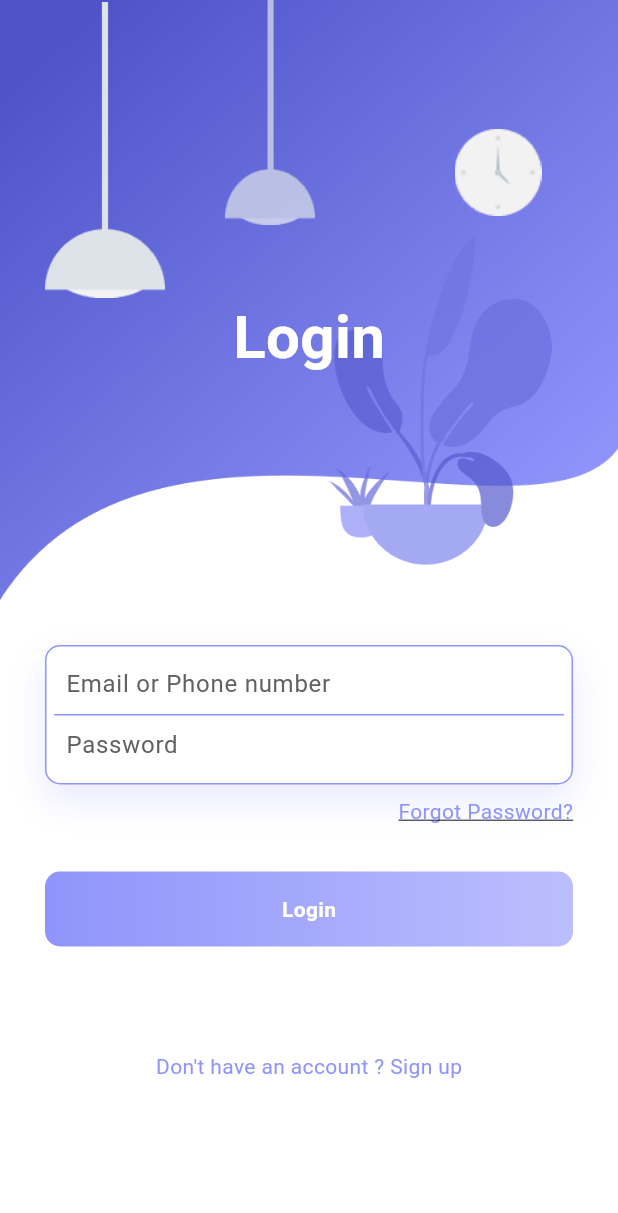
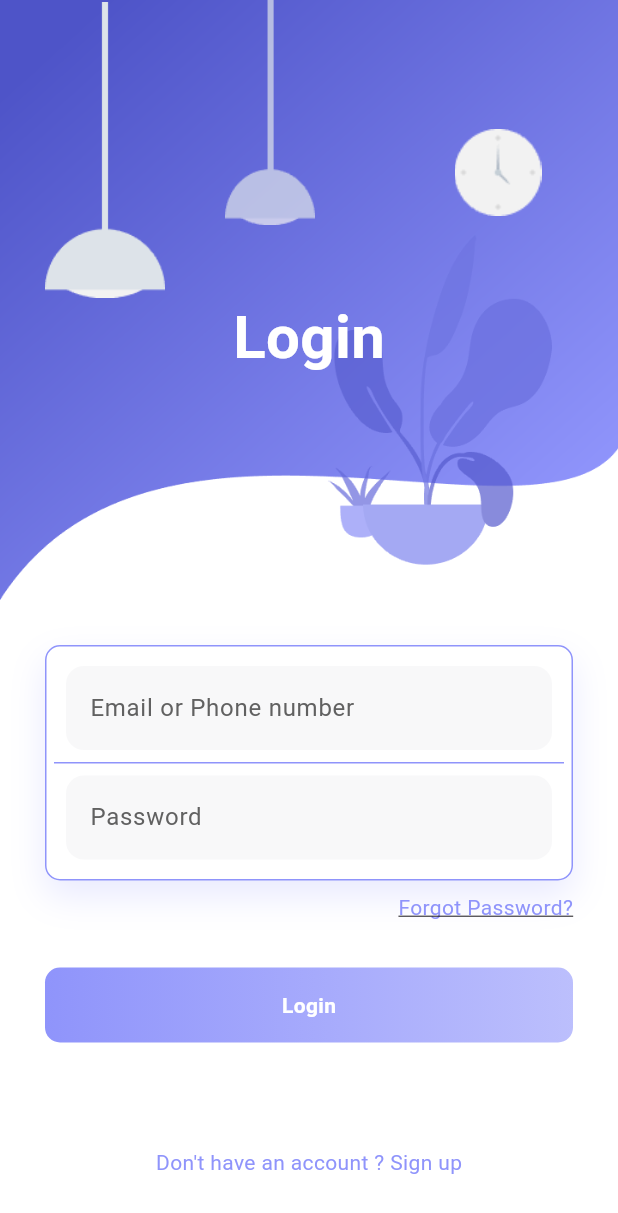
Before and after one commit to Mahender-Kumar/ecom, a Flutter app: the screen it shows after launch, on a phone screen of 412 x 824 dp. Shown: the top 1213 px of the screen. Run offline on Flutter 3.47's test engine with Material 3 defaults, Android fonts, the phone set to English and light mode, and no system bars; our stand-ins replace animate_do, cached_network_image, cloud_firestore, firebase_auth, firebase_core, firebase_remote_config and 2 more; missing offline and left inert: flutter_adaptive_scaffold; accounts and stored records are empty; generated files the repository leaves out were written again; Roboto replaces fonts that are missing (Plus Jakarta).

Commit message:
theme data

```diff
--- a/lib/main.dart
+++ b/lib/main.dart
@@ -1,6 +1,10 @@
 import 'package:ecom/app_router.dart';
 import 'package:ecom/constants.dart';
 import 'package:ecom/firebase_options.dart';
+import 'package:ecom/screens/theme/button_theme.dart';
+import 'package:ecom/screens/theme/checkbox_themedata.dart';
+import 'package:ecom/screens/theme/input_decoration_theme.dart';
+import 'package:ecom/screens/theme/theme_data.dart';
 import 'package:ecom/services/auth_service.dart';
 import 'package:ecom/services/product_service.dart';
 import 'package:ecom/services/remote_config.dart';
@@ -33,79 +37,27 @@ class MyApp extends StatelessWidget {
   Widget build(BuildContext context) {
     return MaterialApp.router(
       title: 'Dummy Ecom',
-      theme: ThemeData(
-        inputDecorationTheme: const InputDecorationTheme(
-          isDense: true,
-          disabledBorder: OutlineInputBorder(
-            borderSide: BorderSide(
-              color: Colors.black54,
-            ),
-          ),
-        ),
-        appBarTheme: const AppBarTheme(backgroundColor: Colors.white),
-        cardTheme: CardTheme(
-          color: Colors.white,
-          elevation: 0,
-          shape: RoundedRectangleBorder(
-            side: BorderSide(
-              color: Theme.of(context).colorScheme.outlineVariant,
-            ),
-            borderRadius: BorderRadius.circular(8),
-          ),
-        ),
-        dataTableTheme: DataTableThemeData(
-          dataRowMaxHeight: double.infinity,
-          headingRowColor: WidgetStateProperty.all(
-            Theme.of(context).colorScheme.primaryContainer,
-          ),
-          headingRowHeight: 36,
-          headingTextStyle: const TextStyle(
-            fontWeight: FontWeight.bold,
-          ),
-          dataTextStyle: const TextStyle(
-            fontSize: 12,
-          ),
-          dataRowMinHeight: 36,
-          columnSpacing: 16,
-        ),
-        tabBarTheme: const TabBarTheme(
-          indicatorSize: TabBarIndicatorSize.tab,
-          indicator: BoxDecoration(
-            border: Border(
-              bottom: BorderSide(
-                color: Color(0xff0161a4),
-                width: 2,
-              ),
-            ),
-            color: Color(0xffd1e4ff),
-          ),
-        ),
-        colorScheme: ColorScheme.fromSeed(
-          seedColor: color1,
-          brightness: Brightness.light,
-        ),
-        navigationBarTheme: NavigationBarThemeData(
-          // elevation: 8,
-          shadowColor: color1,
-          overlayColor: const WidgetStatePropertyAll(color4),
-          backgroundColor: Colors.white,
-          labelTextStyle: WidgetStateProperty.all(
-            const TextStyle(
-              fontSize: 12,
-              color: color2,
-              fontWeight: FontWeight.w500,
-            ),
-          ),
-          labelBehavior: NavigationDestinationLabelBehavior.onlyShowSelected,
-          indicatorColor: Colors.transparent,
-        ),
-        visualDensity: const VisualDensity(vertical: -4, horizontal: -4),
-        scaffoldBackgroundColor: Colors.white,
-        // navigationRailTheme: const NavigationRailThemeData(
-        //   indicatorColor: Color(0xff0161a4),
-        //   selectedIconTheme: IconThemeData(color: Colors.white),
-        // ),
+      theme:ThemeData(
+      brightness: Brightness.light,
+      fontFamily: "Plus Jakarta",
+      primarySwatch: primaryMaterialColor,
+      primaryColor: primaryColor,
+      scaffoldBackgroundColor: Colors.white,
+      iconTheme: const IconThemeData(color: blackColor),
+      textTheme: const TextTheme(
+        bodyMedium: TextStyle(color: blackColor40),
       ),
+      elevatedButtonTheme: elevatedButtonThemeData,
+      textButtonTheme: textButtonThemeData,
+      outlinedButtonTheme: outlinedButtonTheme(),
+      inputDecorationTheme: lightInputDecorationTheme,
+      checkboxTheme: checkboxThemeData.copyWith(
+        side: const BorderSide(color: blackColor40),
+      ),
+      appBarTheme: appBarLightTheme,
+      scrollbarTheme: scrollbarThemeData,
+      dataTableTheme: dataTableLightThemeData,
+    ),
       darkTheme: ThemeData(
         colorScheme: ColorScheme.fromSeed(
           seedColor: color1,
--- /dev/null
+++ b/lib/screens/theme/button_theme.dart
@@ -0,0 +1,34 @@
+import 'package:ecom/constants.dart';
+import 'package:flutter/material.dart';
+
+
+
+ElevatedButtonThemeData elevatedButtonThemeData = ElevatedButtonThemeData(
+  style: ElevatedButton.styleFrom(
+    padding: const EdgeInsets.all(defaultPadding),
+    backgroundColor: primaryColor,
+    foregroundColor: Colors.white,
+    minimumSize: const Size(double.infinity, 32),
+    shape: const RoundedRectangleBorder(
+      borderRadius: BorderRadius.all(Radius.circular(defaultBorderRadious)),
+    ),
+  ),
+);
+
+OutlinedButtonThemeData outlinedButtonTheme(
+    {Color borderColor = blackColor10}) {
+  return OutlinedButtonThemeData(
+    style: OutlinedButton.styleFrom(
+      padding: const EdgeInsets.all(defaultPadding),
+      minimumSize: const Size(double.infinity, 32),
+      side: BorderSide(width: 1.5, color: borderColor),
+      shape: const RoundedRectangleBorder(
+        borderRadius: BorderRadius.all(Radius.circular(defaultBorderRadious)),
+      ),
+    ),
+  );
+}
+
+final textButtonThemeData = TextButtonThemeData(
+  style: TextButton.styleFrom(foregroundColor: primaryColor),
+);
--- /dev/null
+++ b/lib/screens/theme/checkbox_themedata.dart
@@ -0,0 +1,14 @@
+import 'package:ecom/constants.dart';
+import 'package:flutter/material.dart';
+
+
+
+CheckboxThemeData checkboxThemeData = const CheckboxThemeData(
+  checkColor: WidgetStatePropertyAll(Colors.white),
+  shape: RoundedRectangleBorder(
+    borderRadius: BorderRadius.all(
+      Radius.circular(defaultBorderRadious / 2),
+    ),
+  ),
+  side: BorderSide(color: whileColor40),
+);
--- /dev/null
+++ b/lib/screens/theme/input_decoration_theme.dart
@@ -0,0 +1,51 @@
+import 'package:ecom/constants.dart';
+import 'package:flutter/material.dart';
+
+
+const InputDecorationTheme lightInputDecorationTheme = InputDecorationTheme(
+  fillColor: lightGreyColor,
+  filled: true,
+  hintStyle: TextStyle(color: greyColor),
+  border: outlineInputBorder,
+  enabledBorder: outlineInputBorder,
+  focusedBorder: focusedOutlineInputBorder,
+  errorBorder: errorOutlineInputBorder,
+);
+
+const InputDecorationTheme darkInputDecorationTheme = InputDecorationTheme(
+  fillColor: darkGreyColor,
+  filled: true,
+  hintStyle: TextStyle(color: whileColor40),
+  border: outlineInputBorder,
+  enabledBorder: outlineInputBorder,
+  focusedBorder: focusedOutlineInputBorder,
+  errorBorder: errorOutlineInputBorder,
+);
+
+const OutlineInputBorder outlineInputBorder = OutlineInputBorder(
+  borderRadius: BorderRadius.all(Radius.circular(defaultBorderRadious)),
+  borderSide: BorderSide(
+    color: Colors.transparent,
+  ),
+);
+
+const OutlineInputBorder focusedOutlineInputBorder = OutlineInputBorder(
+  borderRadius: BorderRadius.all(Radius.circular(defaultBorderRadious)),
+  borderSide: BorderSide(color: primaryColor),
+);
+
+const OutlineInputBorder errorOutlineInputBorder = OutlineInputBorder(
+  borderRadius: BorderRadius.all(Radius.circular(defaultBorderRadious)),
+  borderSide: BorderSide(
+    color: errorColor,
+  ),
+);
+
+OutlineInputBorder secodaryOutlineInputBorder(BuildContext context) {
+  return OutlineInputBorder(
+    borderRadius: const BorderRadius.all(Radius.circular(defaultBorderRadious)),
+    borderSide: BorderSide(
+      color: Theme.of(context).textTheme.bodyLarge!.color!.withOpacity(0.15),
+    ),
+  );
+}
--- /dev/null
+++ b/lib/screens/theme/theme_data.dart
@@ -0,0 +1,58 @@
+import 'package:ecom/constants.dart';
+import 'package:flutter/material.dart';
+
+
+
+const AppBarTheme appBarLightTheme = AppBarTheme(
+  backgroundColor: Colors.white,
+  elevation: 0,
+  iconTheme: IconThemeData(color: blackColor),
+  titleTextStyle: TextStyle(
+    fontSize: 16,
+    fontWeight: FontWeight.w500,
+    color: blackColor,
+  ),
+);
+
+const AppBarTheme appBarDarkTheme = AppBarTheme(
+  backgroundColor: blackColor,
+  elevation: 0,
+  iconTheme: IconThemeData(color: Colors.white),
+  titleTextStyle: TextStyle(
+    fontSize: 16,
+    fontWeight: FontWeight.w500,
+    color: Colors.white,
+  ),
+);
+
+ScrollbarThemeData scrollbarThemeData = const ScrollbarThemeData(
+  trackColor: WidgetStatePropertyAll(primaryColor),
+);
+
+DataTableThemeData dataTableLightThemeData = DataTableThemeData(
+  columnSpacing: 24,
+  headingRowColor:const WidgetStatePropertyAll(Colors.black12),
+  decoration: BoxDecoration(
+    borderRadius: const BorderRadius.all(Radius.circular(defaultBorderRadious)),
+    border: Border.all(color: Colors.black12),
+  ),
+  dataTextStyle: const TextStyle(
+    fontSize: 12,
+    fontWeight: FontWeight.w500,
+    color: blackColor,
+  ),
+);
+
+DataTableThemeData dataTableDarkThemeData = DataTableThemeData(
+  columnSpacing: 24,
+  headingRowColor: const WidgetStatePropertyAll(Colors.white10),
+  decoration: BoxDecoration(
+    borderRadius: const BorderRadius.all(Radius.circular(defaultBorderRadious)),
+    border: Border.all(color: Colors.white10),
+  ),
+  dataTextStyle: const TextStyle(
+    fontWeight: FontWeight.w500,
+    color: Colors.white,
+    fontSize: 12,
+  ),
+);
```
